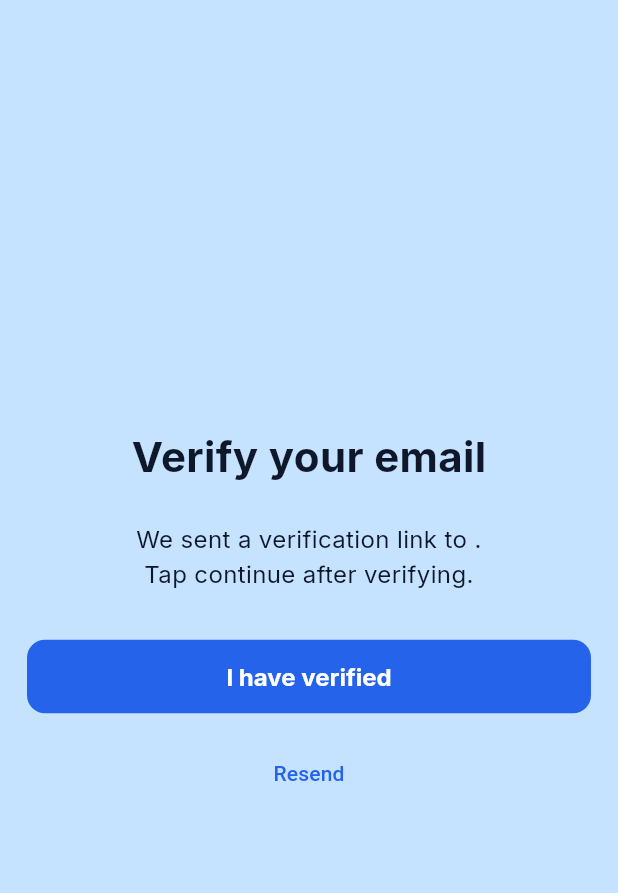
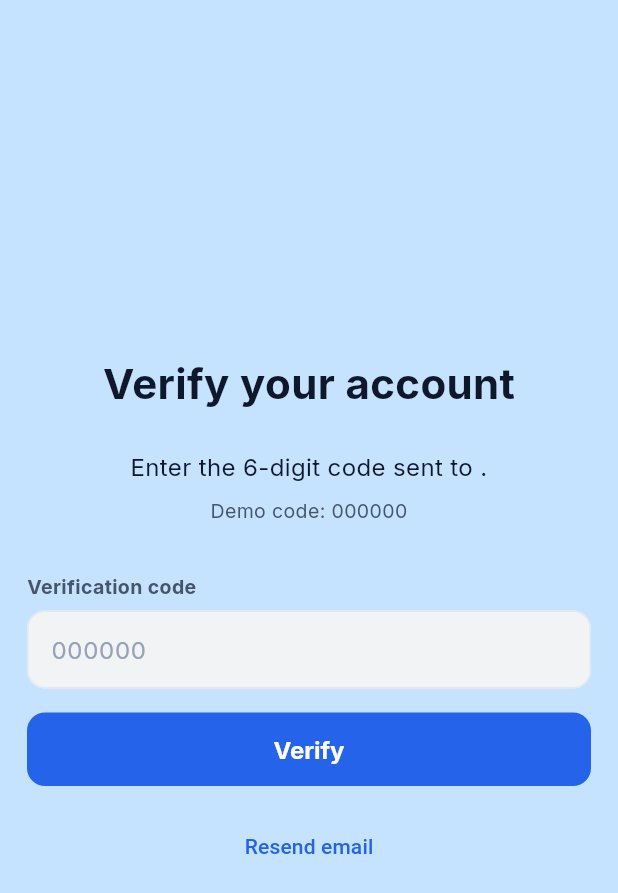
Before and after one commit to ahmedevsaad/Cart-Fly-App, a Flutter app: the VerifyScreen screen opened by its route, on a phone screen of 412 x 824 dp. Shown: the top 893 px of the screen. Run offline on Flutter 3.47's test engine with Material 3 defaults, Android fonts, the phone set to English and light mode, and no system bars; our stand-ins replace cloud_firestore, firebase_auth, firebase_core, flutter_svg, go_router, google_fonts and 2 more; missing offline and left inert: country_flags; accounts and stored records are empty.

Commit message:
feat(auth): code OTP + bypass + sample-order seeding (FF Stage 2)
- Add kOtpBypass const (default '000000') and _pendingCode field to AuthProvider
- register() derives deterministic 6-digit code from uid hash; verifyCode() accepts bypass or derived code and writes verified:true to Firestore
- _onAuthChange checks Firestore verified flag so code-verified users bypass email check
- VerifyScreen rewritten as 6-digit CfInput entry screen with demo hint and error display
- OrderRepository.seedSampleIfEmpty() seeds 3 sample orders when collection is empty
- OrdersProvider calls seedSampleIfEmpty fire-and-forget on construction
- New ARB keys: verifyCodeTitle/Body/Label/Hint, verifyButton, verifyDemoHint, verifyResend, verifyInvalidCode, errorAuthInvalidOtp (en + ar)
- 5 new unit tests for bypass constant and pending-code formula (16/16 pass)

Co-Authored-By: Claude Opus 4.8 (1M context) <noreply@anthropic.com>

```diff
--- a/lib/features/auth/verify_screen.dart
+++ b/lib/features/auth/verify_screen.dart
@@ -1,9 +1,11 @@
 import 'package:firebase_auth/firebase_auth.dart' hide AuthProvider;
 import 'package:flutter/material.dart';
 import 'package:provider/provider.dart';
+import '../../l10n/auth_error.dart';
 import '../../theme/app_colors.dart';
 import '../../theme/app_text.dart';
 import '../../widgets/cf_button.dart';
+import '../../widgets/cf_input.dart';
 import '../../widgets/cf_scaffold.dart';
 import 'auth_provider.dart';
 
@@ -15,21 +17,26 @@ class VerifyScreen extends StatefulWidget {
 }
 
 class _VerifyScreenState extends State<VerifyScreen> {
+  final _codeCtrl = TextEditingController();
   bool _busy = false;
-  bool _notVerified = false;
 
-  Future<void> _checkVerified() async {
-    setState(() {
-      _busy = true;
-      _notVerified = false;
-    });
-    final ok = await context.read<AuthProvider>().reloadVerified();
+  @override
+  void dispose() {
+    _codeCtrl.dispose();
+    super.dispose();
+  }
+
+  Future<void> _verify() async {
+    final code = _codeCtrl.text.trim();
+    if (code.length != 6) return;
+    setState(() => _busy = true);
+    final ok = await context.read<AuthProvider>().verifyCode(code);
     if (!mounted) return;
-    setState(() {
-      _busy = false;
-      if (!ok) _notVerified = true;
-    });
+    setState(() => _busy = false);
     // ok → router redirect sends to /home automatically
+    if (!ok) {
+      // error is surfaced via auth.errorKey below — no extra action needed
+    }
   }
 
   Future<void> _resend() async {
@@ -51,6 +58,7 @@ class _VerifyScreenState extends State<VerifyScreen> {
   Widget build(BuildContext context) {
     final auth = context.watch<AuthProvider>();
     final email = auth.state.pendingEmail ?? '';
+    final errorText = authErrorText(auth.errorKey);
 
     return CfScaffold(
       solidBackground: AppColors.bgSplash,
@@ -60,31 +68,43 @@ class _VerifyScreenState extends State<VerifyScreen> {
           mainAxisAlignment: MainAxisAlignment.center,
           crossAxisAlignment: CrossAxisAlignment.stretch,
           children: [
-            Center(child: Text('Verify your email', style: AppText.title)),
+            Center(child: Text('Verify your account', style: AppText.title)),
             const SizedBox(height: 24),
             Text(
-              'We sent a verification link to $email.\nTap continue after verifying.',
+              'Enter the 6-digit code sent to $email.',
               style: AppText.body,
               textAlign: TextAlign.center,
             ),
+            const SizedBox(height: 8),
+            Text(
+              'Demo code: 000000',
+              style: AppText.caption.copyWith(color: AppColors.mutedLabel),
+              textAlign: TextAlign.center,
+            ),
             const SizedBox(height: 32),
-            if (_notVerified)
+            CfInput(
+              label: 'Verification code',
+              controller: _codeCtrl,
+              hint: '000000',
+              keyboardType: TextInputType.number,
+            ),
+            if (errorText.isNotEmpty)
               Padding(
                 padding: const EdgeInsets.only(bottom: 12),
                 child: Text(
-                  'Not verified yet. Please check your email.',
+                  errorText,
                   style: AppText.caption.copyWith(color: AppColors.danger),
                   textAlign: TextAlign.center,
                 ),
               ),
             CfButton(
-              label: _busy ? '...' : 'I have verified',
-              onPressed: _busy ? null : _checkVerified,
+              label: _busy ? '...' : 'Verify',
+              onPressed: _busy ? null : _verify,
             ),
             const SizedBox(height: 16),
             TextButton(
               onPressed: _resend,
-              child: const Text('Resend'),
+              child: const Text('Resend email'),
             ),
           ],
         ),
--- a/lib/l10n/app_en.arb
+++ b/lib/l10n/app_en.arb
@@ -227,5 +227,16 @@
   "navHome": "Home",
   "navAccount": "Account",
   "navOrders": "Orders",
-  "navSettings": "Settings"
+  "navSettings": "Settings",
+
+  "verifyCodeTitle": "Verify your account",
+  "verifyCodeBody": "Enter the 6-digit code sent to {email}.",
+  "@verifyCodeBody": {"placeholders": {"email": {}}},
+  "verifyCodeLabel": "Verification code",
+  "verifyCodeHint": "000000",
+  "verifyButton": "Verify",
+  "verifyDemoHint": "Demo code: 000000",
+  "verifyResend": "Resend email",
+  "verifyInvalidCode": "Invalid code. Please try again.",
+  "errorAuthInvalidOtp": "Invalid verification code."
 }
--- a/lib/l10n/app_localizations.dart
+++ b/lib/l10n/app_localizations.dart
@@ -1348,6 +1348,60 @@ abstract class AppLocalizations {
   /// In en, this message translates to:
   /// **'Settings'**
   String get navSettings;
+
+  /// No description provided for @verifyCodeTitle.
+  ///
+  /// In en, this message translates to:
+  /// **'Verify your account'**
+  String get verifyCodeTitle;
+
+  /// No description provided for @verifyCodeBody.
+  ///
+  /// In en, this message translates to:
+  /// **'Enter the 6-digit code sent to {email}.'**
+  String verifyCodeBody(Object email);
+
+  /// No description provided for @verifyCodeLabel.
+  ///
+  /// In en, this message translates to:
+  /// **'Verification code'**
+  String get verifyCodeLabel;
+
+  /// No description provided for @verifyCodeHint.
+  ///
+  /// In en, this message translates to:
+  /// **'000000'**
+  String get verifyCodeHint;
+
+  /// No description provided for @verifyButton.
+  ///
+  /// In en, this message translates to:
+  /// **'Verify'**
+  String get verifyButton;
+
+  /// No description provided for @verifyDemoHint.
+  ///
+  /// In en, this message translates to:
+  /// **'Demo code: 000000'**
+  String get verifyDemoHint;
+
+  /// No description provided for @verifyResend.
+  ///
+  /// In en, this message translates to:
+  /// **'Resend email'**
+  String get verifyResend;
+
+  /// No description provided for @verifyInvalidCode.
+  ///
+  /// In en, this message translates to:
+  /// **'Invalid code. Please try again.'**
+  String get verifyInvalidCode;
+
+  /// No description provided for @errorAuthInvalidOtp.
+  ///
+  /// In en, this message translates to:
+  /// **'Invalid verification code.'**
+  String get errorAuthInvalidOtp;
 }
 
 class _AppLocalizationsDelegate extends LocalizationsDelegate<AppLocalizations> {
--- a/lib/l10n/app_localizations_en.dart
+++ b/lib/l10n/app_localizations_en.dart
@@ -640,4 +640,33 @@ class AppLocalizationsEn extends AppLocalizations {
 
   @override
   String get navSettings => 'Settings';
+
+  @override
+  String get verifyCodeTitle => 'Verify your account';
+
+  @override
+  String verifyCodeBody(Object email) {
+    return 'Enter the 6-digit code sent to $email.';
+  }
+
+  @override
+  String get verifyCodeLabel => 'Verification code';
+
+  @override
+  String get verifyCodeHint => '000000';
+
+  @override
+  String get verifyButton => 'Verify';
+
+  @override
+  String get verifyDemoHint => 'Demo code: 000000';
+
+  @override
+  String get verifyResend => 'Resend email';
+
+  @override
+  String get verifyInvalidCode => 'Invalid code. Please try again.';
+
+  @override
+  String get errorAuthInvalidOtp => 'Invalid verification code.';
 }
--- a/lib/l10n/auth_error.dart
+++ b/lib/l10n/auth_error.dart
@@ -14,6 +14,8 @@ String authErrorText(String? key) {
       return 'Password is too weak (min 6 chars).';
     case 'errorAuth_requires-recent-login':
       return 'Please sign in again to change your password.';
+    case 'errorAuthInvalidOtp':
+      return 'Invalid verification code.';
     case null:
       return '';
     default:
--- a/lib/state/orders_provider.dart
+++ b/lib/state/orders_provider.dart
@@ -12,6 +12,7 @@ class OrdersProvider extends ChangeNotifier {
       _orders = list;
       notifyListeners();
     });
+    _repo.seedSampleIfEmpty().catchError((_) {});
   }
   final OrderRepository _repo;
   late final StreamSubscription<List<Order>> _sub;
```
Also changed, not shown: lib/data/repositories/order_repository.dart (+12 -0 lines), lib/features/auth/auth_provider.dart (+24 -2 lines), lib/l10n/app_ar.arb (+12 -1 lines), lib/l10n/app_localizations_ar.dart (+29 -0 lines), 1 other file.
